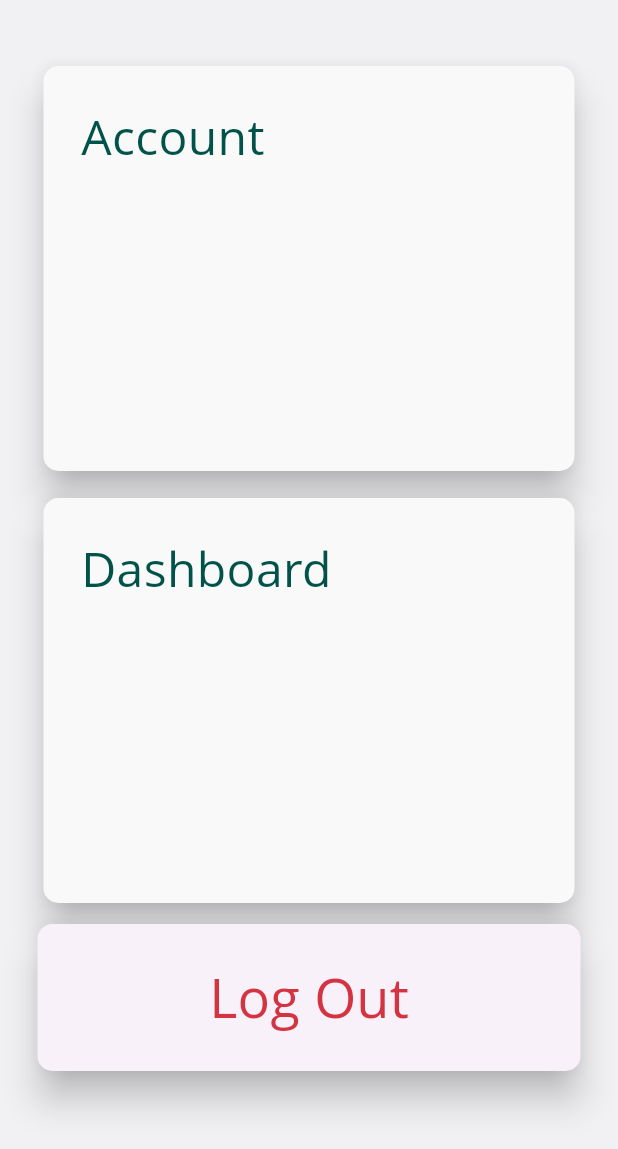
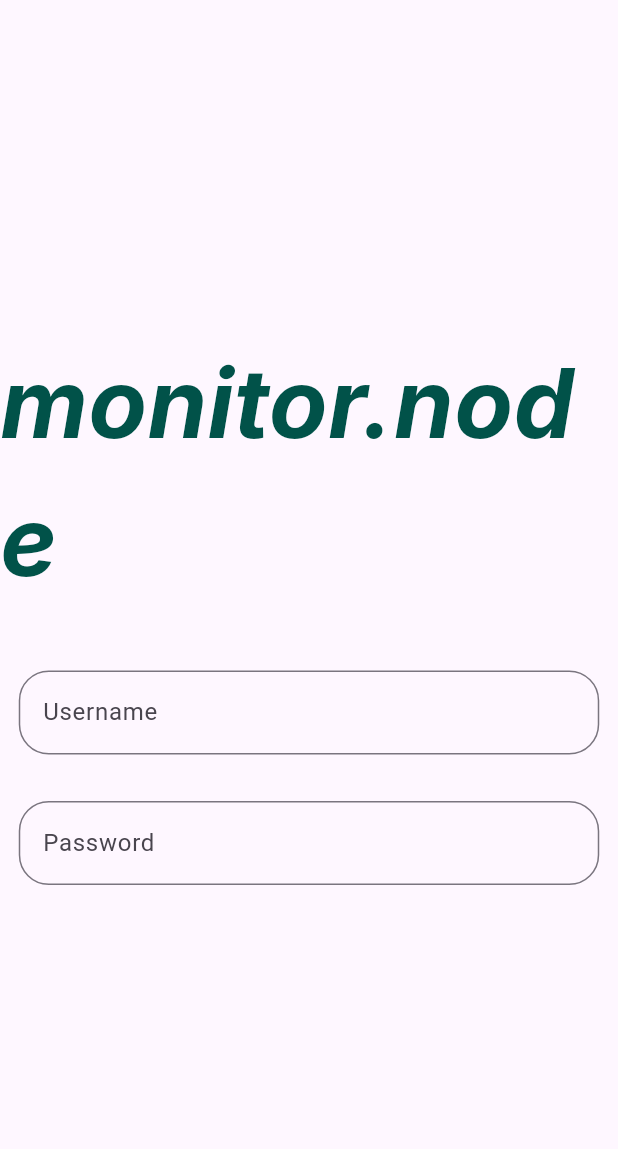
Before and after one commit to henilshahssh/resilient-distributed-computing-systems, a Flutter app: the screen it shows after launch, after a tap on "Log Out", on a phone screen of 412 x 824 dp. Shown: the top 1149 px of the screen. Run offline on Flutter 3.47's test engine with Material 2 defaults, Android fonts, the phone set to English and light mode, and no system bars; Roboto replaces fonts that are missing (Inter, Open Sans).

Commit message:
Updated Settings Screen UI
Completed: UI with basic functionality

```diff
--- a/lib/screens/logIn.dart
+++ b/lib/screens/logIn.dart
@@ -0,0 +1,59 @@
+import 'package:flutter/material.dart';
+
+class LoginIn extends StatefulWidget {
+  const LoginIn({super.key});
+
+  @override
+  State<LoginIn> createState() => _LoginInState();
+}
+
+class _LoginInState extends State<LoginIn> {
+  @override
+  Widget build(BuildContext context) {
+    return Scaffold(
+      body: Center(
+        child: Column(
+          mainAxisAlignment: MainAxisAlignment.center,
+          children: <Widget>[
+            const Text(
+              'monitor.node',
+              style: TextStyle(
+                fontSize: 64,
+                // Flutter uses logical pixels, not sp
+                fontFamily: 'Inter',
+                // Replace 'NotoSans' with your actual font family
+                fontWeight: FontWeight.bold,
+                fontStyle: FontStyle.italic,
+                color: Color(0xFF015249),
+              ),
+            ),
+            const SizedBox(height: 40),
+            Container(
+              width: 387,
+              height: 67,
+              child: TextFormField(
+                decoration: InputDecoration(
+                  border: OutlineInputBorder(
+                      borderRadius: BorderRadius.circular(20)),
+                  labelText: 'Username',
+                ),
+              ),
+            ),
+            const SizedBox(height: 20),
+            Container(
+              width: 387,
+              height: 67,
+              child: TextFormField(
+                decoration: InputDecoration(
+                  border: OutlineInputBorder(
+                      borderRadius: BorderRadius.circular(20)),
+                  labelText: 'Password',
+                ),
+              ),
+            )
+          ],
+        ),
+      ),
+    );
+  }
+}
--- a/lib/screens/settings.dart
+++ b/lib/screens/settings.dart
@@ -1,4 +1,6 @@
 import 'package:flutter/material.dart';
+
+import 'logIn.dart';
 
 class SettingPage extends StatefulWidget {
   const SettingPage({super.key});
@@ -11,10 +13,10 @@ class _SettingPageState extends State<SettingPage> {
   @override
   Widget build(BuildContext context) {
     return Scaffold(
-      backgroundColor: Color.fromRGBO(241, 241, 243, 100),
+      backgroundColor: const Color(0xFFF1F1F3),
       body: SingleChildScrollView(
         child: Padding(
-          padding: EdgeInsets.fromLTRB(25, 0, 25, 0),
+          padding: const EdgeInsets.fromLTRB(25, 0, 25, 0),
           child: Column(
             mainAxisAlignment: MainAxisAlignment.spaceBetween,
             crossAxisAlignment: CrossAxisAlignment.start,
@@ -23,27 +25,47 @@ class _SettingPageState extends State<SettingPage> {
                 height: 40,
               ),
               Container(
-                width: 1330,
-                height: 278,
+                width: 1000,
+                height: 200,
                 child: Card(
-                  elevation: 10,
-                  //shadowColor: Colors.black38,
-                  color: const Color(0xFFF9F9F9),
+                  color: Colors.white,
                   shape: RoundedRectangleBorder(
                     borderRadius: BorderRadius.circular(10),
                   ),
-                  child: const Padding(
+                  child: Column(
+                    crossAxisAlignment: CrossAxisAlignment.start,
+                    children: [
+                      const Padding(
                         padding: EdgeInsets.fromLTRB(25, 25, 0, 0),
                         child: Text(
                           'Account',
                           style: TextStyle(
                             color: Color(0xFF015249),
-                        fontSize: 32,
+                            fontSize: 24,
                             fontFamily: 'Open Sans',
                             fontWeight: FontWeight.w400,
                             height: 0,
                           ),
                         ),
+                      ),
+                      SizedBox(height: 10),
+                      // Add some spacing between the text and the ListView
+                      Expanded(
+                        child: ListView(
+                          children: const [
+                            ListTile(
+                              title: Text(
+                                  'Name                Darwisyah Faqihah Mohamad Shahbodin'),
+                            ),
+                            Divider(),
+                            ListTile(
+                              title: Text(
+                                  'Email                darwisyahfaqihah21@gmail.com'),
+                            ),
+                          ],
+                        ),
+                      ),
+                    ],
                   ),
                 ),
               ),
@@ -51,51 +73,86 @@ class _SettingPageState extends State<SettingPage> {
                 height: 10,
               ),
               Container(
-                width: 1330,
-                height: 278,
+                width: 1000,
+                height: 200,
                 child: Card(
-                  elevation: 10,
-                  //shadowColor: Colors.black38,
-                  color: const Color(0xFFF9F9F9),
+                  color: Colors.white,
                   shape: RoundedRectangleBorder(
                     borderRadius: BorderRadius.circular(10),
                   ),
-                  child: const Padding(
+                  child: Column(
+                    crossAxisAlignment: CrossAxisAlignment.start,
+                    children: [
+                      const Padding(
                         padding: EdgeInsets.fromLTRB(25, 25, 0, 0),
                         child: Text(
                           'Dashboard',
                           style: TextStyle(
                             color: Color(0xFF015249),
-                        fontSize: 32,
+                            fontSize: 24,
                             fontFamily: 'Open Sans',
                             fontWeight: FontWeight.w400,
                             height: 0,
                           ),
                         ),
                       ),
+                      const Padding(
+                        padding: EdgeInsets.fromLTRB(25, 10, 0, 0),
+                        child: Text(
+                          'Currently viewing Darwisyahs system. Change system here.',
+                          style: TextStyle(
+                            color: Colors.black, // Customize the color
+                            fontSize: 14,
+                            fontFamily: 'Open Sans', // Customize the font size
                           ),
                         ),
-              SizedBox(
+                      ),
+                      const SizedBox(height: 35),
+                      // Add some spacing between the text and the ListView
+                      Expanded(
+                        child: ListView(
+                          children: [
+                            const Divider(),
+                            ListTile(
+                              title: const Text('Switch to a different system'),
+                              onTap: () {},
+                              trailing: const Icon(Icons.account_tree_outlined),
+                            ),
+                          ],
+                        ),
+                      ),
+                    ],
+                  ),
+                ),
+              ),
+              const SizedBox(
                 height: 10,
               ),
               Container(
-                width: 1330,
-                height: 98,
+                width: 300,
+                height: 60,
+                margin: const EdgeInsets.only(right: 300),
                 child: ElevatedButton(
-                    onPressed: (){
+                  onPressed: () async {
+                    Navigator.push(
+                      context,
+                      MaterialPageRoute(builder: (context) => const LoginIn()),
+                    );
                   },
                   style: ButtonStyle(
-                    shape: MaterialStateProperty.all<RoundedRectangleBorder>(RoundedRectangleBorder(
+                    backgroundColor:
+                        MaterialStateProperty.all<Color>(Colors.white),
+                    shape: MaterialStateProperty.all<RoundedRectangleBorder>(
+                      RoundedRectangleBorder(
                         borderRadius: BorderRadius.circular(10),
                       ),
                     ),
-                    elevation: MaterialStateProperty.all<double>(10),
                   ),
                   child: const Text(
                     'Log Out',
                     style: TextStyle(
                       color: Color(0xFFD43441),
-                      fontSize: 36,
+                      fontSize: 24,
                       fontFamily: 'Open Sans',
                       fontWeight: FontWeight.w400,
                       height: 0,
--- a/pubspec.yaml
+++ b/pubspec.yaml
@@ -32,9 +32,12 @@ dependencies:
     sdk: flutter
 
 
+
+
   # The following adds the Cupertino Icons font to your application.
   # Use with the CupertinoIcons class for iOS style icons.
   cupertino_icons: ^1.0.2
+  graphview: ^1.2.0
 
 dev_dependencies:
   flutter_test:
```
Also changed, not shown: pubspec.lock. Lines whose indentation alone changed are shown as unchanged.
